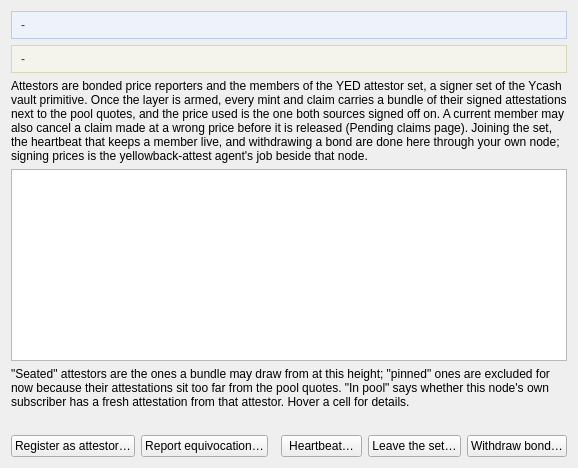
The window that src/yellowbackattestors.ui (boyfromcave/yecwallet-dd) describes before a commit, drawn with Qt 5.
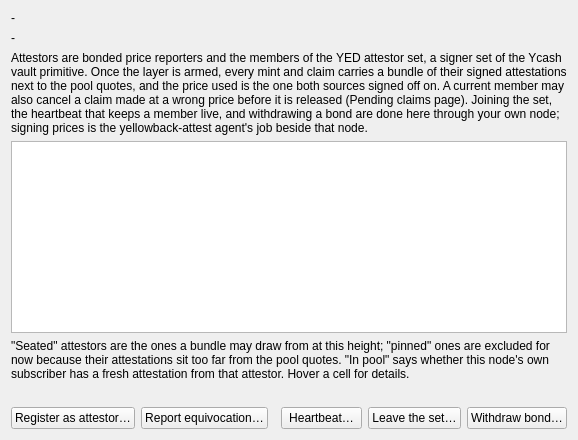
The same window after the commit.

The edit to the form file:
```diff
--- a/src/yellowbackattestors.ui
+++ b/src/yellowbackattestors.ui
@@ -6,7 +6,6 @@
    <item>
     <widget class="QLabel" name="lblArming">
      <property name="wordWrap"><bool>true</bool></property>
-     <property name="styleSheet"><string notr="true">QLabel { background-color: #eef3fb; color: #1f3a5f; border: 1px solid #b9cbe6; padding: 6px; }</string></property>
      <property name="text"><string>-</string></property>
      <property name="textInteractionFlags"><set>Qt::TextSelectableByMouse</set></property>
     </widget>
@@ -14,7 +13,6 @@
    <item>
     <widget class="QLabel" name="lblMembership">
      <property name="wordWrap"><bool>true</bool></property>
-     <property name="styleSheet"><string notr="true">QLabel { background-color: #f4f4ec; color: #3a3a1f; border: 1px solid #d8d8b9; padding: 6px; }</string></property>
      <property name="text"><string>-</string></property>
      <property name="textInteractionFlags"><set>Qt::TextSelectableByMouse</set></property>
     </widget>
@@ -41,7 +39,6 @@
     <widget class="QLabel" name="lblAttestorAction">
      <property name="wordWrap"><bool>true</bool></property>
      <property name="text"><string/></property>
-     <property name="styleSheet"><string notr="true">QLabel { color: #444; }</string></property>
     </widget>
    </item>
    <item>
```
